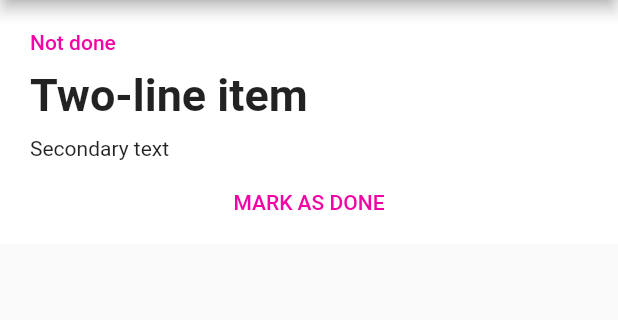
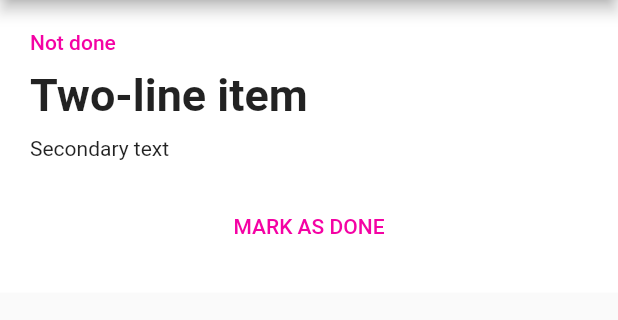
Before and after one commit to fedecor9/flutter-todo-app, a Flutter app: the screen it shows after launch, after a tap on "Two-line item", on a phone screen of 412 x 824 dp, the part 84-404 px from its top. Run offline on Flutter 3.47's test engine with Material 2 defaults, Android fonts, the phone set to English and light mode, and no system bars.

Commit message:
Add interaction in detailed page

```diff
--- a/lib/views/detailed_todo_page.dart
+++ b/lib/views/detailed_todo_page.dart
@@ -2,12 +2,17 @@ import 'package:flutter/material.dart';
 
 import 'package:todo_app/models/todo.dart';
 
-class DetaledTodoPage extends StatelessWidget {
+class DetaledTodoPage extends StatefulWidget {
   const DetaledTodoPage({Key? key}) : super(key: key);
 
   @override
+  State<DetaledTodoPage> createState() => _DetaledTodoPageState();
+}
+
+class _DetaledTodoPageState extends State<DetaledTodoPage> {
+  @override
   Widget build(BuildContext context) {
-    final todo = ModalRoute.of(context)!.settings.arguments as Todo;
+    final todo = context.extractTodo();
 
     return Scaffold(
       appBar: AppBar(
@@ -18,11 +23,11 @@ class DetaledTodoPage extends StatelessWidget {
               child: const Icon(
                 Icons.navigate_before,
               ),
-              onTap: () => Navigator.pop(context),
+              onTap: () => Navigator.pop(context, todo),
             ),
             Expanded(
               child: TextButton(
-                onPressed: () => Navigator.pop(context),
+                onPressed: () => Navigator.pop(context, todo),
                 child: const Text(
                   'Todos',
                   style: TextStyle(
@@ -37,14 +42,12 @@ class DetaledTodoPage extends StatelessWidget {
         leadingWidth: 90,
       ),
       body: Container(
-        color: Colors.grey[200],
-        child: Container(
         padding: const EdgeInsets.all(20),
         color: Colors.white,
         child: Column(
           mainAxisSize: MainAxisSize.min,
           crossAxisAlignment: CrossAxisAlignment.stretch,
-            children: <Widget>[
+          children: [
             Text(
               todo.done ? 'Done' : 'Not done',
               style: const TextStyle(
@@ -68,8 +71,10 @@ class DetaledTodoPage extends StatelessWidget {
             Center(
               child: Padding(
                 padding: const EdgeInsets.only(top: 20),
-                  child: GestureDetector(
-                    onTap: () => {},
+                child: TextButton(
+                  onPressed: () => setState(() {
+                    todo.done = true;
+                  }),
                   child: const Text(
                     'MARK AS DONE',
                     style: TextStyle(
@@ -82,7 +87,12 @@ class DetaledTodoPage extends StatelessWidget {
           ],
         ),
       ),
-      ),
     );
   }
 }
+
+extension ArgumentExtractor on BuildContext {
+  Todo extractTodo() {
+    return ModalRoute.of(this)!.settings.arguments as Todo;
+  }
+}
--- a/lib/views/list_view_page.dart
+++ b/lib/views/list_view_page.dart
@@ -39,13 +39,17 @@ class _ListViewPageState extends State<ListViewPage> {
               checkColor: Colors.white,
               activeColor: const Color.fromARGB(255, 244, 2, 164),
             ),
-            onTap: () => {
-              Navigator.push(
+            onTap: () async {
+              final result = await Navigator.push(
                 context,
                 MaterialPageRoute(
-                    builder: (context) => const DetaledTodoPage(),
-                    settings: RouteSettings(arguments: _todoList[index])),
-              )
+                  builder: (context) => const DetaledTodoPage(),
+                  settings: RouteSettings(arguments: _todoList[index]),
+                ),
+              );
+              setState(() {
+                _todoList[index] = result;
+              });
             },
           );
         }),
```
Lines whose indentation alone changed are shown as unchanged.
